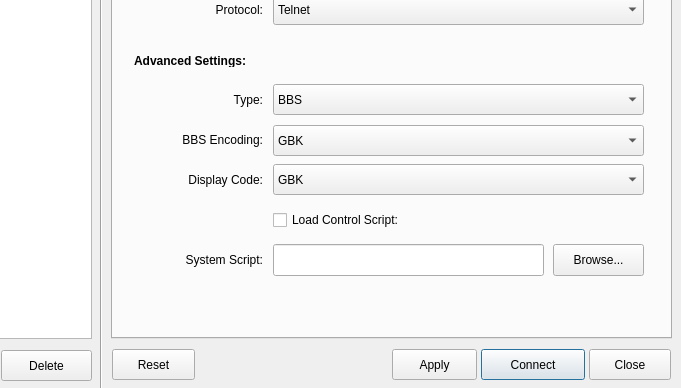
Above: src/ui/addrdialog.ui from debian-pkg-chinese/qterm before the change; both pictures show x 119 to 800 and y 212 to 600 of the 800 by 600 pixel window. Below: the same form after it.
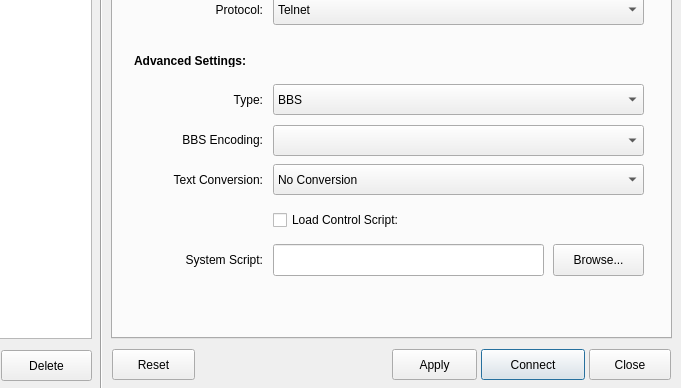
That is the form after the change.

The edit to the form file:
```diff
--- a/src/ui/addrdialog.ui
+++ b/src/ui/addrdialog.ui
@@ -70,16 +70,8 @@
    <property name="currentIndex" >
     <number>0</number>
    </property>
-   <widget class="QWidget" name="tab0" >
-    <property name="geometry" >
-     <rect>
-      <x>0</x>
-      <y>0</y>
-      <width>549</width>
-      <height>500</height>
-     </rect>
-    </property>
-    <attribute name="title" >
+   <widget class="QWidget" name="tab0">
+    <attribute name="title">
      <string>General</string>
     </attribute>
     <widget class="QLineEdit" name="addrLineEdit" >
@@ -223,16 +215,6 @@
        <height>31</height>
       </rect>
      </property>
-     <item>
-      <property name="text" >
-       <string>GBK</string>
-      </property>
-     </item>
-     <item>
-      <property name="text" >
-       <string>BIG5</string>
-      </property>
-     </item>
     </widget>
     <widget class="QLabel" name="TextLabel7" >
      <property name="geometry" >
@@ -243,8 +225,8 @@
        <height>32</height>
       </rect>
      </property>
-     <property name="text" >
-      <string>Display Code:</string>
+     <property name="text">
+      <string>Text Conversion:</string>
      </property>
      <property name="alignment" >
       <set>Qt::AlignRight|Qt::AlignTrailing|Qt::AlignVCenter</set>
@@ -263,8 +245,8 @@
       </rect>
      </property>
      <item>
-      <property name="text" >
-       <string>GBK</string>
+      <property name="text">
+       <string>No Conversion</string>
       </property>
      </item>
      <item>
@@ -1867,7 +1849,7 @@
    </property>
   </widget>
  </widget>
- <layoutdefault spacing="6" margin="11" />
+ <layoutdefault spacing="6" margin="11"/>
  <pixmapfunction>qPixmapFromMimeSource</pixmapfunction>
  <tabstops>
   <tabstop>nameListWidget</tabstop>
```
Left out of the diff: 976 changed lines with no effect on the pictures.
